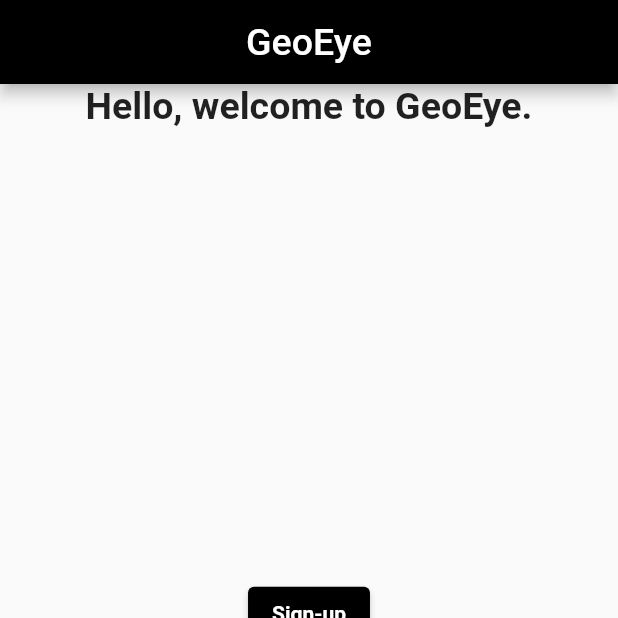
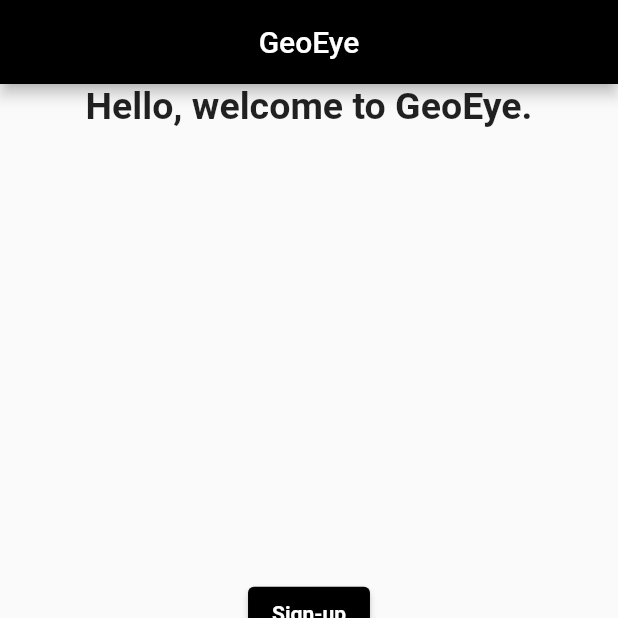
Before and after one commit to Y3-Project/GeoEyeApp, a Flutter app: the screen it shows after launch, on a phone screen of 412 x 824 dp, the top half of it. Run offline on Flutter 3.47's test engine with Material 2 defaults, Android fonts, the phone set to English and light mode, and no system bars; drawn by our look-alikes of animated_text_kit; our stand-ins replace animated_splash_screen, cloud_firestore, curved_navigation_bar, email_validator, firebase_auth, firebase_core and 10 more; missing offline and left inert: ar_location_view, flutter_map_marker_popup, popup_card; accounts and stored records are empty.

Commit message:
added animated welcome page

```diff
--- a/lib/scrapbook_widgets/scrapbook_tile.dart
+++ b/lib/scrapbook_widgets/scrapbook_tile.dart
@@ -72,14 +72,14 @@ class _ScrapbookTileState extends State<ScrapbookTile> {
     }
   }
 
-  Widget pfpHandler() {
+  /*Widget pfpHandler() {
     if (widget.scrapbook.scrapbookThumbnail != '') {
       return Image.network(widget.scrapbook.scrapbookThumbnail);
     } else {
       // default image file from images/default_image.png
       return Image.asset('images/default_image.png');
     }
-  }
+  }*/
 
   Widget OtherUserPopUpItemBody() {
     return Center(
--- a/lib/user_authentication_widgets/welcome_page.dart
+++ b/lib/user_authentication_widgets/welcome_page.dart
@@ -4,6 +4,7 @@ import 'package:flutter_app_firebase_login/user_authentication_widgets/create_ac
 import 'package:flutter_app_firebase_login/user_authentication_widgets/login_page.dart';
 import 'package:flutter_app_firebase_login/user_pages/main_page.dart';
 import 'package:flutter_secure_storage/flutter_secure_storage.dart';
+import 'package:animated_text_kit/animated_text_kit.dart';
 
 class WelcomePage extends StatefulWidget {
   const WelcomePage({Key? key}) : super(key: key);
@@ -45,7 +46,15 @@ class _WelcomePageState extends State<WelcomePage> {
         children: [
           AppBar(
             centerTitle: true,
-            title: Text('GeoEye', style: TextStyle(fontSize: 25)),
+            title: AnimatedTextKit(
+              animatedTexts: [
+                TypewriterAnimatedText('GeoEye',
+                    speed: const Duration(milliseconds: 500))
+              ],
+              repeatForever: true,
+              pause: const Duration(seconds: 5),
+            ),
+            //Text('GeoEye', style: TextStyle(fontSize: 25)),
           ),
           Flexible(
             child: Column(
--- a/pubspec.yaml
+++ b/pubspec.yaml
@@ -54,6 +54,7 @@ dependencies:
   ar_location_view: ^2.0.6
   flutter_map_marker_popup: ^4.0.1
   uuid: ^3.0.7
+  animated_text_kit: ^4.2.2
 
 
 dev_dependencies:
```
Also changed, not shown: pubspec.lock.
